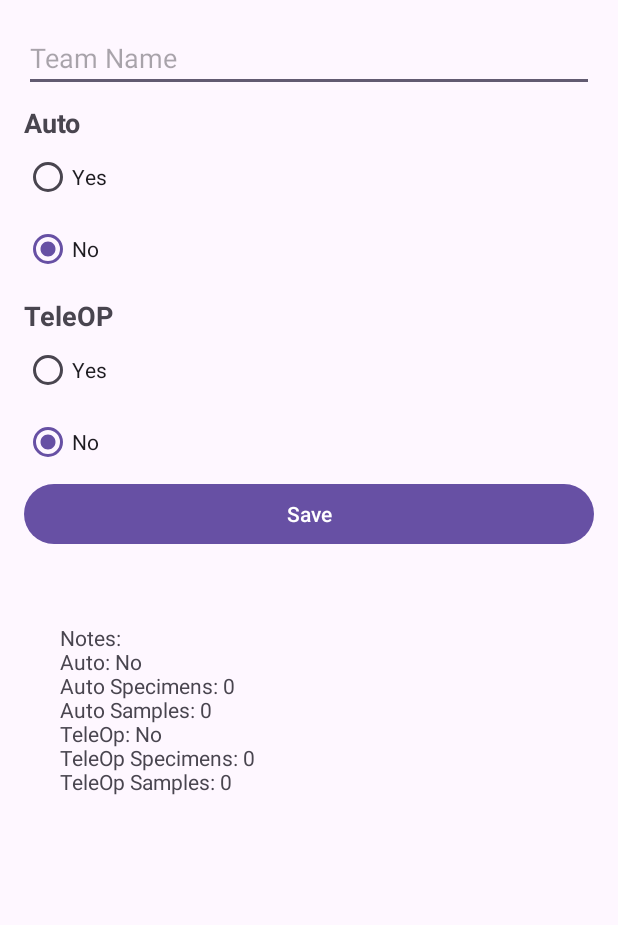
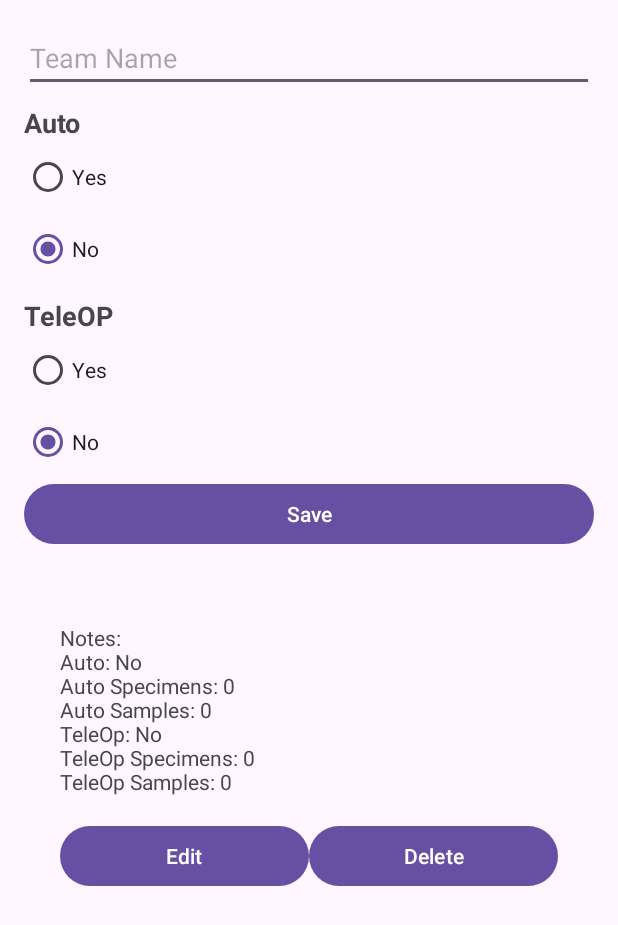
Before and after one commit to chinmaym505/FTC-2024-2025-Scouting-App, an Android app: the screen it shows after launch (MainActivity), after a tap on "Save", on a phone screen of 412 x 824 dp. Shown: the top 925 px of the screen. Run offline under Robolectric (Android 15) with nearby library versions, the phone set to English and light mode, and no system bars.

Commit message:
Add edit and delete buttons to team items with click listeners.
- In `team_item.xml`, add `LinearLayout` and two `Buttons` for edit and delete actions.
- In `TeamAdapter.java`, add buttons to `TeamViewHolder`, add `OnItemClickListener` interface, and add click listeners for the buttons that trigger `onEditClick` and `onDeleteClick`.
- In `MainActivity.java`, implement `TeamAdapter.OnItemClickListener` and add logic to `onEditClick` and `onDeleteClick`.
- When `onEditClick` is triggered, show an alert dialog to edit notes.
- When `onDeleteClick` is triggered, remove the team item from the `RecyclerView`.

```diff
--- a/app/src/main/java/com/example/ftcscouting/TeamAdapter.java
+++ b/app/src/main/java/com/example/ftcscouting/TeamAdapter.java
@@ -3,6 +3,7 @@ package com.example.ftcscouting;
 import android.view.LayoutInflater;
 import android.view.View;
 import android.view.ViewGroup;
+import android.widget.Button;
 import android.widget.TextView;
 import androidx.annotation.NonNull;
 import androidx.recyclerview.widget.RecyclerView;
@@ -11,19 +12,25 @@ import java.util.List;
 public class TeamAdapter extends RecyclerView.Adapter<TeamAdapter.TeamViewHolder> {
 
     private List<Team> teams;
+    private OnItemClickListener onItemClickListener;
 
-    public TeamAdapter(List<Team> teams) {
+    public TeamAdapter(List<Team> teams, OnItemClickListener onItemClickListener) {
         this.teams = teams;
+        this.onItemClickListener = onItemClickListener;
     }
 
     public static class TeamViewHolder extends RecyclerView.ViewHolder {
         public TextView teamNameTextView;
         public TextView notesTextView;
+        public Button editButton;
+        public Button deleteButton;
 
         public TeamViewHolder(View itemView) {
             super(itemView);
             teamNameTextView = itemView.findViewById(R.id.teamNameTextView);
             notesTextView = itemView.findViewById(R.id.notesTextView);
+            editButton = itemView.findViewById(R.id.editButton);
+            deleteButton = itemView.findViewById(R.id.deleteButton);
         }
     }
 
@@ -52,10 +59,18 @@ public class TeamAdapter extends RecyclerView.Adapter<TeamAdapter.TeamViewHolder
             notesBuilder.append(" - ").append(note).append("\n");
         }
         holder.notesTextView.setText("Notes:\n" + notesBuilder.toString());
+
+        holder.editButton.setOnClickListener(v -> onItemClickListener.onEditClick(position));
+        holder.deleteButton.setOnClickListener(v -> onItemClickListener.onDeleteClick(position));
     }
 
     @Override
     public int getItemCount() {
         return teams.size();
     }
+
+    public interface OnItemClickListener {
+        void onEditClick(int position);
+        void onDeleteClick(int position);
+    }
 }
--- a/app/src/main/res/layout/team_item.xml
+++ b/app/src/main/res/layout/team_item.xml
@@ -17,8 +17,25 @@
         android:id="@+id/notesTextView"
         android:layout_width="match_parent"
         android:layout_height="wrap_content"
-        android:text="Notes:">
+        android:text="Notes:"/>
 
-        <!-- We can add more TextViews or other UI elements here as needed -->
-    </TextView>
+    <LinearLayout
+        android:layout_width="match_parent"
+        android:layout_height="wrap_content"
+        android:orientation="horizontal">
+
+        <Button
+            android:id="@+id/editButton"
+            android:layout_width="0dp"
+            android:layout_height="wrap_content"
+            android:layout_weight="1"
+            android:text="Edit"/>
+
+        <Button
+            android:id="@+id/deleteButton"
+            android:layout_width="0dp"
+            android:layout_height="wrap_content"
+            android:layout_weight="1"
+            android:text="Delete"/>
+    </LinearLayout>
 </LinearLayout>
```
Also changed, not shown: app/src/main/java/com/example/ftcscouting/MainActivity.java (+32 -2 lines).
